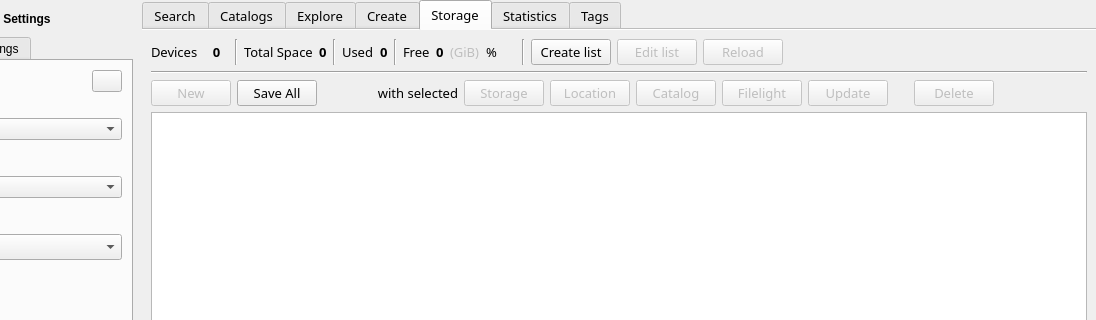
Before: the Qt Designer form mainwindow.ui in StephaneCouturier/Katalog, drawn with Qt 5; both pictures show x 103 to 1199 and y 0 to 320 of the 1199 by 720 pixel window.
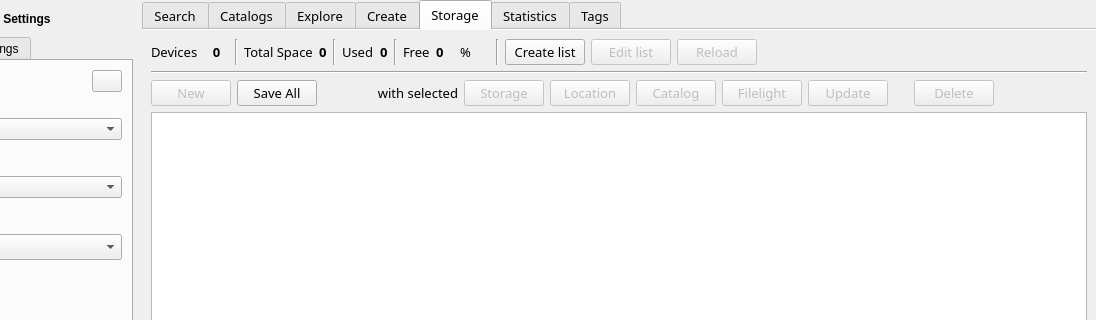
After: the same form once the commit is applied. The open tabs and pages were chosen to show the change. Icons and pictures are not drawn. Custom widgets are drawn as their Qt base class.

```diff
--- a/mainwindow.ui
+++ b/mainwindow.ui
@@ -3886,14 +3886,20 @@
            </widget>
           </item>
           <item>
-           <widget class="QLabel" name="Storage_label_SpaceUnit">
-            <property name="enabled">
-             <bool>false</bool>
+           <spacer name="horizontalSpacer_5">
+            <property name="orientation">
+             <enum>Qt::Horizontal</enum>
             </property>
-            <property name="text">
-             <string>(GiB)</string>
+            <property name="sizeType">
+             <enum>QSizePolicy::Fixed</enum>
             </property>
-           </widget>
+            <property name="sizeHint" stdset="0">
+             <size>
+              <width>10</width>
+              <height>20</height>
+             </size>
+            </property>
+           </spacer>
           </item>
           <item>
            <widget class="QLabel" name="Storage_label_PercentFree">
```
Left out of the diff: 20 changed lines with no effect on the pictures.
